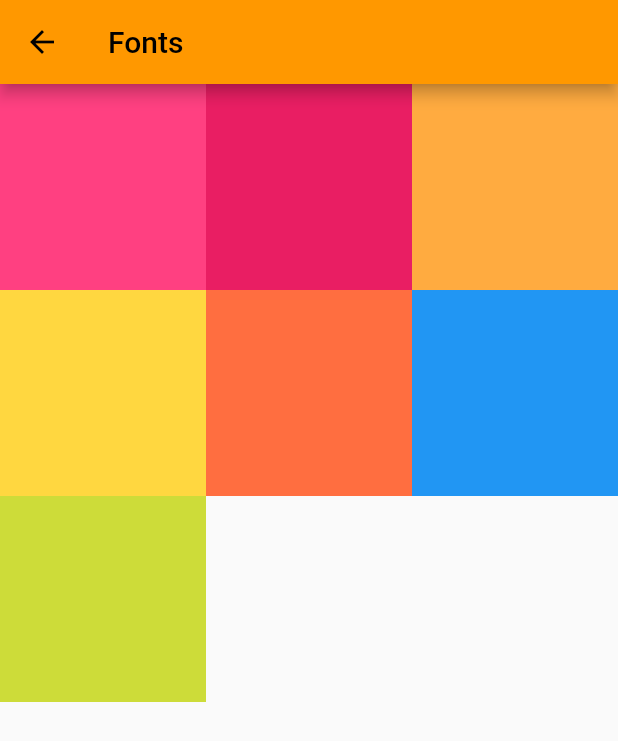
After one commit to rencrypter/flutter, a Flutter app: the Grid screen opened by its route, on a phone screen of 412 x 824 dp. The commit adds this screen. Shown: the top 741 px of the screen. Run offline on Flutter 3.47's test engine with Material 2 defaults, Android fonts, the phone set to English and light mode, and no system bars.

Commit message:
gridView

```diff
--- a/lib/main.dart
+++ b/lib/main.dart
@@ -4,6 +4,7 @@ import 'package:first_app/pages/Decoration.dart';
 import 'package:first_app/pages/EditText.dart';
 import 'package:first_app/pages/ExpendedWidget.dart';
 import 'package:first_app/pages/FontsExample.dart';
+import 'package:first_app/pages/Grid.dart';
 import 'package:first_app/pages/ListTil.dart';
 import 'package:first_app/pages/Scroll.dart';
 import 'package:first_app/pages/colomn.dart';
@@ -40,6 +41,7 @@ class MyApp extends StatelessWidget {
         "/cir": (context) => CircleImg(),
         "/fon": (context) => FontsExample(),
         "/txt": (context) => EditText(),
+        "/g": (context) => Grid(),
       },
     );
   }
--- /dev/null
+++ b/lib/pages/Grid.dart
@@ -0,0 +1,32 @@
+import 'package:flutter/material.dart';
+
+class Grid extends StatelessWidget {
+  @override
+  Widget build(BuildContext context) {
+    var arrColor = [
+      Colors.pinkAccent,
+      Colors.pink,
+      Colors.orangeAccent,
+      Colors.amberAccent,
+      Colors.deepOrangeAccent,
+      Colors.blue,
+      Colors.lime
+    ];
+    return Scaffold(
+      appBar: AppBar(
+        title: Text("Fonts"),
+      ),
+      body: GridView.builder(
+        gridDelegate: SliverGridDelegateWithFixedCrossAxisCount(
+          crossAxisCount: 3,
+        ),
+        itemBuilder: (context, index) {
+          return Container(
+            color: arrColor[index],
+          );
+        },
+        itemCount: arrColor.length,
+      ),
+    );
+  }
+}
--- a/pubspec.yaml
+++ b/pubspec.yaml
@@ -40,6 +40,8 @@ dependencies:
 dev_dependencies:
   flutter_test:
     sdk: flutter
+
+  intl: ^0.18.0
 
   # The "flutter_lints" package below contains a set of recommended lints to
   # encourage good coding practices. The lint set provided by the package is
```
Also changed, not shown: pubspec.lock.
